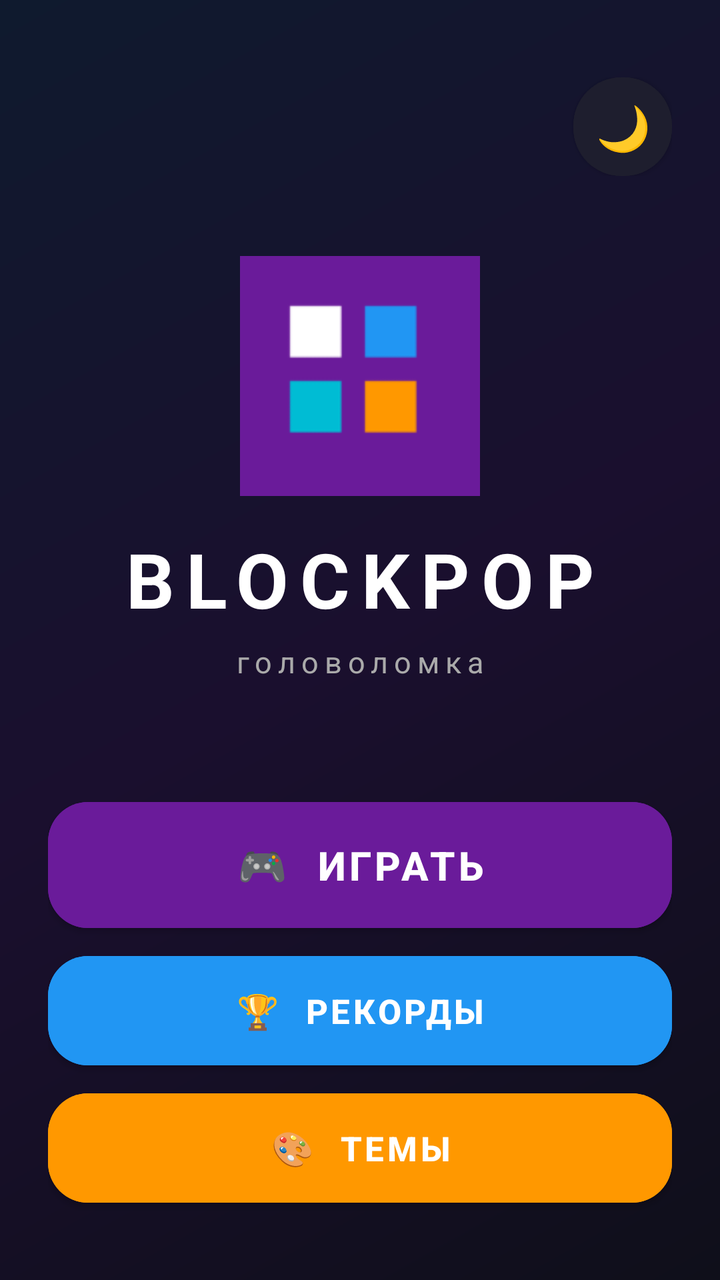
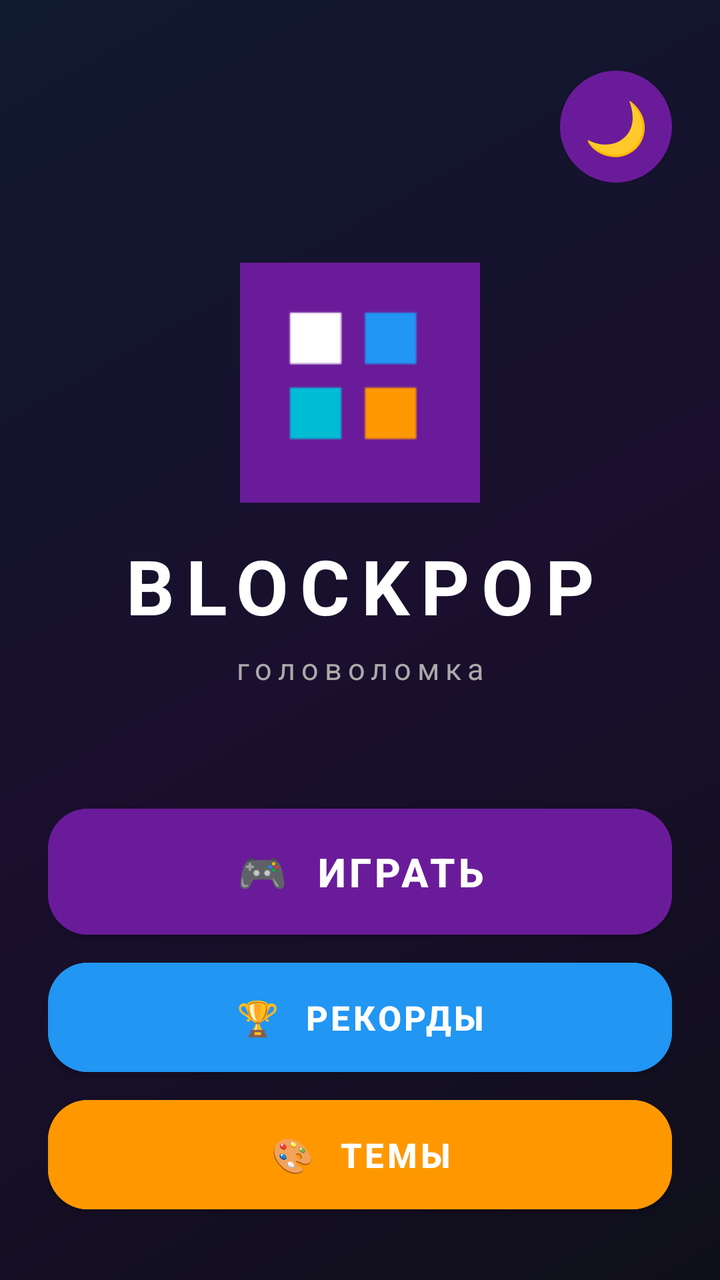

Compare the two renders of this Android layout. The source of the first and the diff that turns it into the second are given below.
<!-- AndroidManifest.xml: application theme Theme.BlockPop -->
<!-- res/layout/activity_menu.xml -->
<?xml version="1.0" encoding="utf-8"?>
<LinearLayout xmlns:android="http://schemas.android.com/apk/res/android"
    xmlns:app="http://schemas.android.com/apk/res-auto"
    android:id="@+id/rootLayout"
    android:layout_width="match_parent"
    android:layout_height="match_parent"
    android:orientation="vertical"
    android:background="@drawable/bg_gradient"
    android:padding="24dp"
    android:gravity="center">

    <LinearLayout
        android:layout_width="match_parent"
        android:layout_height="wrap_content"
        android:orientation="horizontal"
        android:gravity="end"
        android:layout_marginBottom="40dp">

        <Button
            android:id="@+id/themeBtn"
            android:layout_width="wrap_content"
            android:layout_height="wrap_content"
            android:text="🌙"
            android:textSize="22sp"
            android:backgroundTint="#1E1E2E"
            android:textColor="#FFFFFF"
            android:insetTop="0dp"
            android:insetBottom="0dp"
            android:minWidth="0dp"
            android:minHeight="0dp"
            android:padding="10dp"
            app:cornerRadius="24dp" />
    </LinearLayout>

    <ImageView
        android:layout_width="120dp"
        android:layout_height="120dp"
        android:src="@mipmap/ic_launcher"
        android:layout_marginBottom="16dp" />

    <TextView
        android:layout_width="wrap_content"
        android:layout_height="wrap_content"
        android:text="BLOCKPOP"
        android:textColor="#FFFFFF"
        android:textSize="38sp"
        android:textStyle="bold"
        android:letterSpacing="0.15"
        android:layout_marginBottom="6dp" />

    <TextView
        android:layout_width="wrap_content"
        android:layout_height="wrap_content"
        android:text="головоломка"
        android:textColor="#AAAAAA"
        android:textSize="15sp"
        android:letterSpacing="0.2"
        android:layout_marginBottom="60dp" />

    <Button
        android:id="@+id/playBtn"
        android:layout_width="match_parent"
        android:layout_height="wrap_content"
        android:text="🎮  ИГРАТЬ"
        android:textSize="20sp"
        android:textStyle="bold"
        android:textColor="#FFFFFF"
        android:backgroundTint="#6A1B9A"
        android:padding="18dp"
        android:insetTop="0dp"
        android:insetBottom="0dp"
        app:cornerRadius="20dp"
        android:layout_marginBottom="14dp" />

    <Button
        android:id="@+id/recordsBtn"
        android:layout_width="match_parent"
        android:layout_height="wrap_content"
        android:text="🏆  РЕКОРДЫ"
        android:textSize="17sp"
        android:textStyle="bold"
        android:textColor="#FFFFFF"
        android:backgroundTint="#2196F3"
        android:padding="16dp"
        android:insetTop="0dp"
        android:insetBottom="0dp"
        app:cornerRadius="20dp"
        android:layout_marginBottom="14dp" />

    <Button
        android:id="@+id/themesBtn"
        android:layout_width="match_parent"
        android:layout_height="wrap_content"
        android:text="🎨  ТЕМЫ"
        android:textSize="17sp"
        android:textStyle="bold"
        android:textColor="#FFFFFF"
        android:backgroundTint="#FF9800"
        android:padding="16dp"
        android:insetTop="0dp"
        android:insetBottom="0dp"
        app:cornerRadius="20dp" />

</LinearLayout>
<!-- resources referenced by this layout -->
<resources>
  <!-- drawable bg_gradient (drawable) -->
  <?xml version="1.0" encoding="utf-8"?>
  <shape xmlns:android="http://schemas.android.com/apk/res/android">
      <gradient
          android:angle="135"
          android:startColor="#0F0F1A"
          android:centerColor="#1A0F2E"
          android:endColor="#0F1A2E"
          android:type="linear" />
  </shape>
  <!-- mipmap ic_launcher: png bitmap (mipmap-hdpi, 868 bytes) -->
  <style name="Theme.BlockPop" parent="Theme.MaterialComponents.DayNight.NoActionBar">
          <item name="colorPrimary">#6A1B9A</item>
          <item name="colorPrimaryVariant">#4A148C</item>
          <item name="colorOnPrimary">#FFFFFF</item>
          <item name="android:statusBarColor">#0F0F1A</item>
          <item name="android:windowBackground">#0F0F1A</item>
      </style>
</resources>

<!-- the commit's change to res/layout/activity_menu.xml (unified diff, before → after) -->
@@ -16,20 +16,20 @@
         android:gravity="end"
         android:layout_marginBottom="40dp">
 
-        <Button
-            android:id="@+id/themeBtn"
-            android:layout_width="wrap_content"
-            android:layout_height="wrap_content"
-            android:text="🌙"
-            android:textSize="22sp"
-            android:backgroundTint="#1E1E2E"
-            android:textColor="#FFFFFF"
-            android:insetTop="0dp"
-            android:insetBottom="0dp"
-            android:minWidth="0dp"
-            android:minHeight="0dp"
-            android:padding="10dp"
-            app:cornerRadius="24dp" />
+<Button
+    android:id="@+id/themeBtn"
+    android:layout_width="56dp"
+    android:layout_height="56dp"
+    android:text="🌙"
+    android:textSize="26sp"
+    android:background="@drawable/theme_btn_bg"
+    android:textColor="#FFFFFF"
+    android:insetTop="0dp"
+    android:insetBottom="0dp"
+    android:minWidth="0dp"
+    android:minHeight="0dp"
+    android:padding="0dp" />
+
     </LinearLayout>
 
     <ImageView
<!-- resource entries referenced after the edit -->
@@ -10,6 +10,13 @@
           android:endColor="#0F1A2E"
           android:type="linear" />
   </shape>
+  <!-- drawable theme_btn_bg (drawable) -->
+  <?xml version="1.0" encoding="utf-8"?>
+  <shape xmlns:android="http://schemas.android.com/apk/res/android"
+      android:shape="oval">
+      <solid android:color="#1E1E2E" />
+      <stroke android:width="2dp" android:color="#6A1B9A" />
+  </shape>
   <!-- mipmap ic_launcher: png bitmap (mipmap-hdpi, 868 bytes) -->
   <style name="Theme.BlockPop" parent="Theme.MaterialComponents.DayNight.NoActionBar">
           <item name="colorPrimary">#6A1B9A</item>
